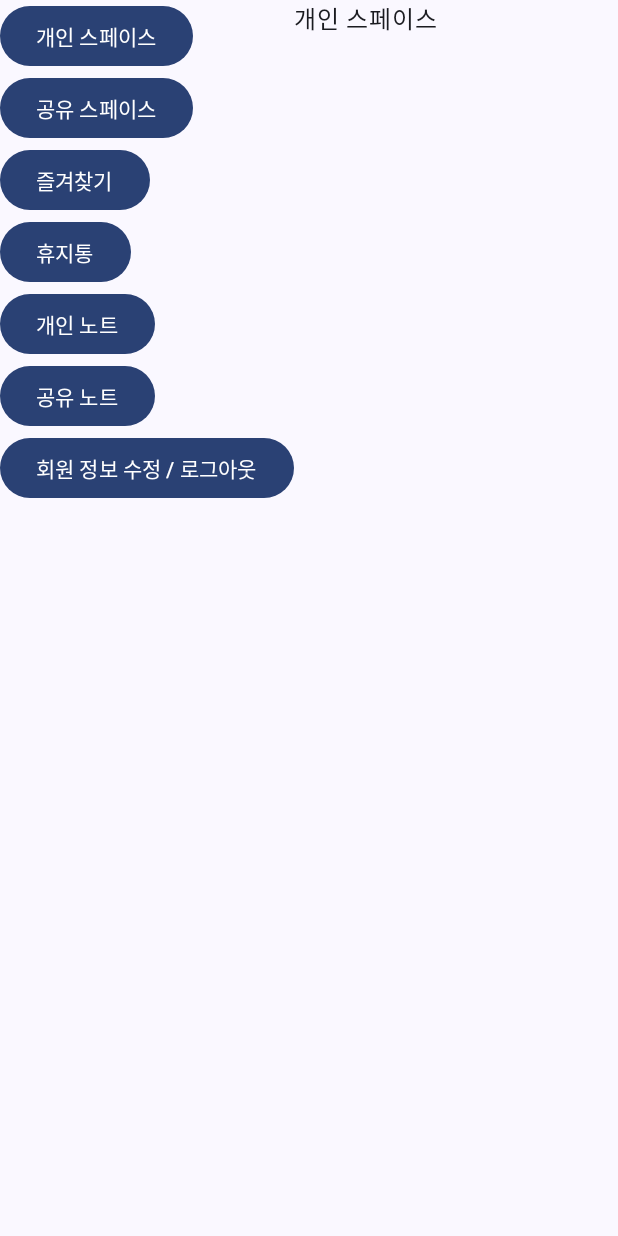
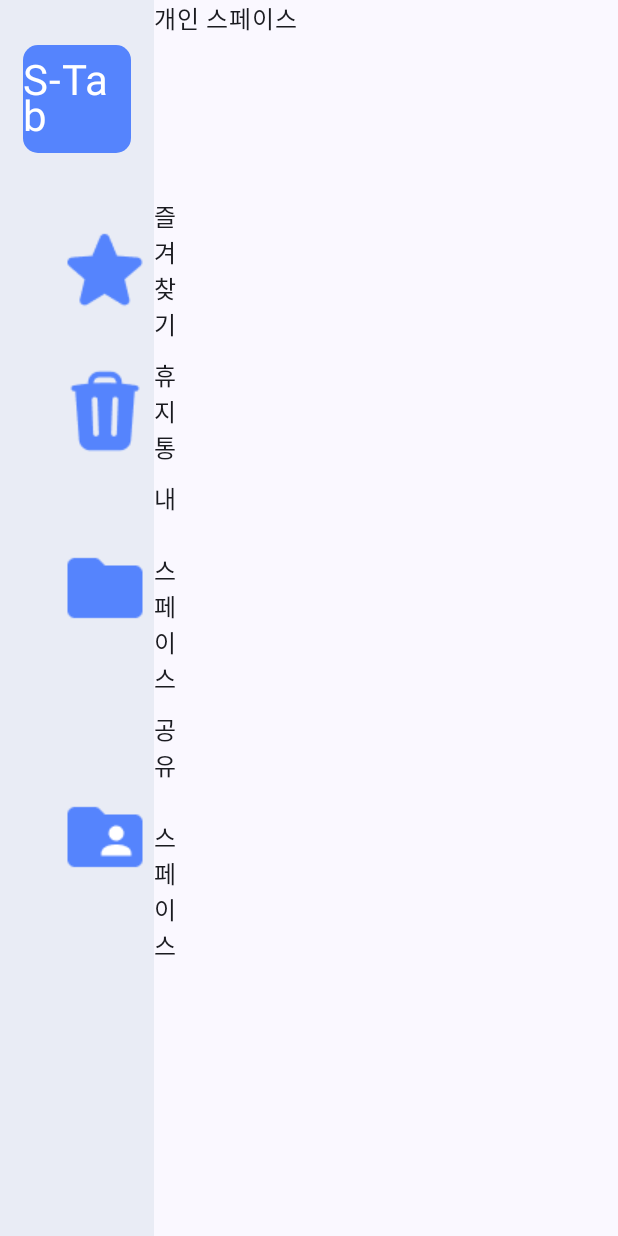
Before and after one commit to JungChnagHwi/S-Tab, an Android app built with Jetpack Compose: the space screen opened through its navigation route, on a phone screen of 412 x 824 dp. Run offline under Robolectric (Android 15) with nearby library versions, the light colour scheme and no system bars.

Commit message:
style: 사이드바 css
Change-Id: I61e9b1d60e15eac9185217ad801d00cedd50acf9

```diff
--- a/frontend/app/src/main/java/com/ssafy/stab/components/SideBar.kt
+++ b/frontend/app/src/main/java/com/ssafy/stab/components/SideBar.kt
@@ -1,33 +1,107 @@
 package com.ssafy.stab.components
 
+import androidx.compose.foundation.Image
+import com.ssafy.stab.R
+import androidx.compose.foundation.background
+import androidx.compose.foundation.clickable
+import androidx.compose.foundation.layout.Box
 import androidx.compose.foundation.layout.Column
-import androidx.compose.material3.Button
+import androidx.compose.foundation.layout.Row
+import androidx.compose.foundation.layout.Spacer
+import androidx.compose.foundation.layout.fillMaxSize
+import androidx.compose.foundation.layout.fillMaxWidth
+import androidx.compose.foundation.layout.height
+import androidx.compose.foundation.layout.width
+import androidx.compose.foundation.shape.RoundedCornerShape
 import androidx.compose.material3.Text
 import androidx.compose.runtime.Composable
+import androidx.compose.ui.Alignment
+import androidx.compose.ui.Modifier
+import androidx.compose.ui.draw.clip
+import androidx.compose.ui.graphics.Color
+import androidx.compose.ui.res.painterResource
+import androidx.compose.ui.unit.dp
+import androidx.compose.ui.unit.sp
 
 @Composable
-fun SideBar(onNavigate: (String) -> Unit) {
-    Column {
-        Button(onClick = { onNavigate("personal-space") }) {
-            Text(text = "개인 스페이스")
+fun SideBar(onNavigate: (String) -> Unit, modifier: Modifier = Modifier) {
+    val starImg = painterResource(id = R.drawable.star)
+    val trashImg = painterResource(id = R.drawable.trash)
+    val myspImg = painterResource(id = R.drawable.mysp)
+    val sharespImg = painterResource(id = R.drawable.sharesp)
+    val propertyImg = painterResource(id = R.drawable.property)
+
+    Column( modifier = modifier
+        .fillMaxSize()
+        .background(Color(0xFFE9ECF5))
+    ) {
+        Spacer(modifier = Modifier.height(30.dp))
+        Box(
+            modifier = Modifier
+                .fillMaxWidth(0.7f)
+                .height(72.dp)
+                .clip(RoundedCornerShape(10.dp))
+                .background(color = Color(0xFF5584FD))
+                .align(Alignment.CenterHorizontally)
+        ){
+            Text(
+                text = "S-Tab",
+                fontSize = 28.sp,
+                color = Color(0xFFFFFFFF),
+                modifier = Modifier.align(Alignment.Center)
+            )
         }
-        Button(onClick = { onNavigate("share-space") }) {
-            Text(text = "공유 스페이스")
+        Spacer(modifier = Modifier.height(30.dp))
+        Row(verticalAlignment = Alignment.CenterVertically) {
+            Spacer(modifier = Modifier.width(40.dp))
+            Image(painter = starImg, contentDescription = null)
+            Spacer(modifier = Modifier.width(10.dp))
+            Text(
+                text = "즐겨찾기",
+                modifier = Modifier.clickable { onNavigate("book-mark") }
+            )
         }
-        Button(onClick = { onNavigate("book-mark") }) {
-            Text(text = "즐겨찾기")
+        Spacer(modifier = Modifier.height(10.dp))
+        Row(verticalAlignment = Alignment.CenterVertically) {
+            Spacer(modifier = Modifier.width(40.dp))
+            Image(painter = trashImg, contentDescription = null)
+            Spacer(modifier = Modifier.width(10.dp))
+            Text(
+                text = "휴지통",
+                modifier = Modifier.clickable { onNavigate("deleted") }
+            )
         }
-        Button(onClick = { onNavigate("deleted") }) {
-            Text(text = "휴지통")
+        Spacer(modifier = Modifier.height(10.dp))
+        Row(verticalAlignment = Alignment.CenterVertically) {
+            Spacer(modifier = Modifier.width(40.dp))
+            Image(painter = myspImg, contentDescription = null)
+            Spacer(modifier = Modifier.width(10.dp))
+            Text(
+                text = "내 스페이스",
+                modifier = Modifier.clickable { onNavigate("personal-space") }
+            )
         }
-        Button(onClick = { onNavigate("personal-note") }) {
-            Text(text = "개인 노트")
+        Spacer(modifier = Modifier.height(10.dp))
+        Row(verticalAlignment = Alignment.CenterVertically) {
+            Spacer(modifier = Modifier.width(40.dp))
+            Image(painter = sharespImg, contentDescription = null)
+            Spacer(modifier = Modifier.width(10.dp))
+            Text(
+                text = "공유 스페이스",
+                modifier = Modifier.clickable { onNavigate("share-space") }
+            )
         }
-        Button(onClick = { onNavigate("share-note") }) {
-            Text(text = "공유 노트")
-        }
-        Button(onClick = { onNavigate("patch-auth") }) {
-            Text(text = "회원 정보 수정 / 로그아웃")
-        }
+//        Text(
+//            text = "개인 노트",
+//            modifier = Modifier.clickable { onNavigate("personal-note") }
+//        )
+//        Text(
+//            text = "공유 노트",
+//            modifier = Modifier.clickable { onNavigate("share-note") }
+//        )
+//        Text(
+//            text = "회원 정보 수정 / 로그아웃",
+//            modifier = Modifier.clickable { onNavigate("patch-auth") }
+//        )
     }
 }
--- a/frontend/app/src/main/java/com/ssafy/stab/screens/space/SpaceRouters.kt
+++ b/frontend/app/src/main/java/com/ssafy/stab/screens/space/SpaceRouters.kt
@@ -1,7 +1,9 @@
 package com.ssafy.stab.screens.space
 
 import androidx.compose.foundation.layout.Row
+import androidx.compose.foundation.layout.fillMaxSize
 import androidx.compose.runtime.Composable
+import androidx.compose.ui.Modifier
 import androidx.navigation.compose.NavHost
 import androidx.navigation.compose.composable
 import androidx.navigation.compose.currentBackStackEntryAsState
@@ -23,13 +25,13 @@ fun SpaceRouters() {
         navController.navigate(destination)
     }
 
-    Row {
+    Row(modifier = Modifier.fillMaxSize()) {
         // "personal-note"와 "share-note"가 아닐 때만 SideBar를 렌더링
         if (currentRoute != "personal-note" && currentRoute != "share-note") {
-            SideBar(onNavigate = { navigateTo(it) })
+            SideBar(onNavigate = { navigateTo(it) }, modifier = Modifier.weight(0.25f))
         }
 
-        NavHost(navController = navController, startDestination = "personal-space") {
+        NavHost(navController = navController, startDestination = "personal-space", modifier = Modifier.weight(0.75f)) {
             composable("personal-space") { PersonalSpace() }
             composable("share-space") { ShareSpace() }
             composable("book-mark") { BookMark() }
```
Also changed, not shown: frontend/app/src/main/res/drawable/mysp.png (added), frontend/app/src/main/res/drawable/property.png (added), frontend/app/src/main/res/drawable/sharesp.png (added), frontend/app/src/main/res/drawable/star.png (added), frontend/app/src/main/res/drawable/trash.png (added).
